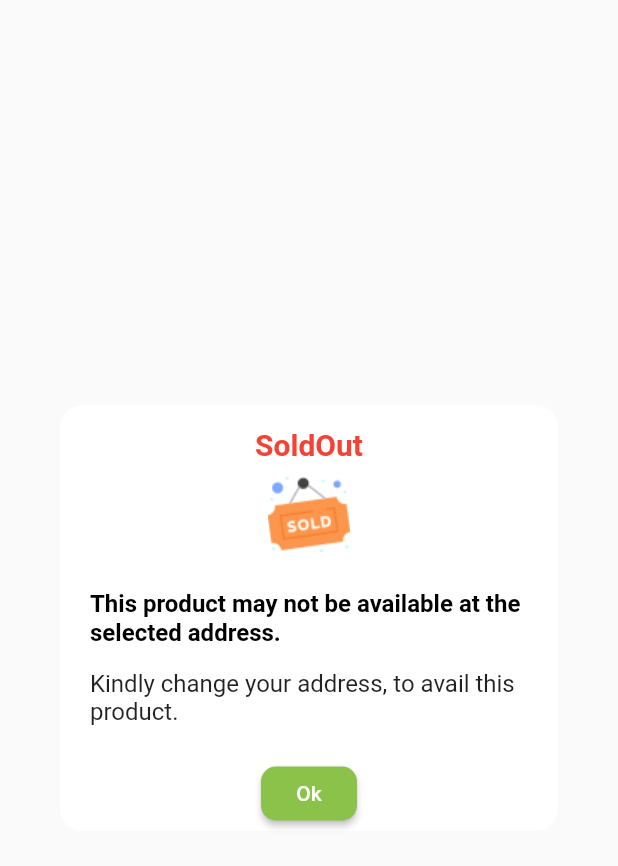
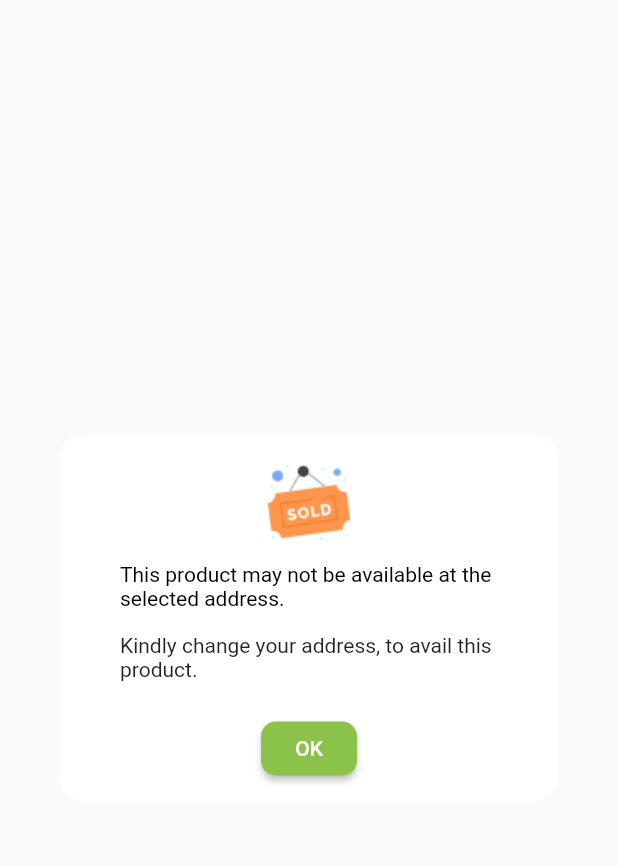
Before and after one commit to vaghelachirag/NebulaShoppy, a Flutter app: the SoldOutDialoug widget shown alone on an empty page, opened directly, on a phone screen of 412 x 824 dp. Shown: the top 866 px of the screen. Run offline on Flutter 3.47's test engine with Material 2 defaults, Android fonts, the phone set to English and light mode, and no system bars; our stand-ins replace badges, carousel_slider, community_material_icon, device_info_plus, firebase_core, firebase_messaging and 11 more; missing offline and left inert: flutter_launcher_icons, payumoney_pro_unofficial, simple_connection_checker; accounts and stored records are empty; network calls fail.

Commit message:
working on final chages

```diff
--- a/lib/screen/categorylist.dart
+++ b/lib/screen/categorylist.dart
@@ -471,7 +471,7 @@ class _CategoryListState extends State<CategoryList>
         itemBuilder: (context, index) {
           return Center(
               child: Container(
-            color: Colors.blueGrey,
+            color: Colors.white,
             margin: EdgeInsets.all(0),
             padding: EdgeInsets.fromLTRB(0, 0, 0, 0),
             child:
--- a/lib/screen/getmyEWalletHistory.dart
+++ b/lib/screen/getmyEWalletHistory.dart
@@ -101,7 +101,7 @@ class _GetMyEWalletHistoryState extends State<GetMyEWalletHistory>
                         style: TextStyle(
                             color: Colors.black,
                             fontSize: 14,
-                            fontWeight: FontWeight.bold),
+                            fontWeight: FontWeight.w500),
                       )), //Extracting from Map element the value
                       DataCell(Center(
                           child: Text(
--- a/lib/screen/productdetail.dart
+++ b/lib/screen/productdetail.dart
@@ -720,14 +720,14 @@ class _ProductDetailState extends State<ProductDetail> {
               return Column(
                 children: [
                   Padding(
-                      padding: EdgeInsets.all(10),
+                      padding: EdgeInsets.fromLTRB(10, 10, 10, 3),
                       child: Column(
                         children: [
                           Row(
                             mainAxisAlignment: MainAxisAlignment.spaceBetween,
                             children: [
                               setRegularText(
-                                  _listBannerImage[0].name, 16, Colors.red),
+                                  _listBannerImage[0].name, 16, productNameColor),
                               // Text(
                               //   _listBannerImage[0].name,
                               //   style: TextStyle(
@@ -745,7 +745,7 @@ class _ProductDetailState extends State<ProductDetail> {
                           Align(
                             alignment: Alignment.topLeft,
                             child: setItalicText(
-                                str_ShortDescription, 10, Colors.grey),
+                                str_ShortDescription, 12, productDetailColor),
                             // Text(
                             //   str_ShortDescription,
                             //   style: TextStyle(
--- a/lib/screen/tabscreen.dart
+++ b/lib/screen/tabscreen.dart
@@ -133,9 +133,9 @@ class _TabScreenState extends State<TabScreen> {
           items: const [
             BottomNavigationBarItem(icon: Icon(Icons.home), label: 'Home'),
             BottomNavigationBarItem(
-                icon: Icon(FontAwesomeIcons.shippingFast), label: 'My Order'),
+                icon: Icon(FontAwesomeIcons.shippingFast), label: 'My Orders'),
             BottomNavigationBarItem(
-                icon: Icon(FontAwesomeIcons.user), label: 'Account')
+                icon: Icon(FontAwesomeIcons.user), label: 'My Account')
           ],
         ));
   }
@@ -163,7 +163,7 @@ class _TabScreenState extends State<TabScreen> {
           items: const [
             BottomNavigationBarItem(icon: Icon(Icons.home), label: 'Home'),
             BottomNavigationBarItem(
-                icon: Icon(FontAwesomeIcons.user), label: 'Account')
+                icon: Icon(FontAwesomeIcons.user), label: 'My Account')
           ],
         ));
   }
--- a/lib/uttils/constant.dart
+++ b/lib/uttils/constant.dart
@@ -155,6 +155,13 @@ const kGreenColor = Color(0xFFADE9E3);
 const buttonColor = Color(0XFFf0c350);
 const buttonBorderCOlor = Color(0XFF7e6a37);
 const loginButtonColor = Color(0XFFd34836);
+
+const pvtextBg = Color(0xFF2c2cd0);
+const priceColor = Color(0xFFcf1615);
+const orderDetailbg =  Color(0xFF7e7e7e);
+const productNameColor =  Color(0xFF711212);
+const productDetailColor =  Color(0xFF696969);
+const productPriceBg =  Color(0xFFaaaaaa);
 
 // Font Family
 const String Montserrat = "Montserrat";
--- a/lib/uttils/skeletonloader.dart
+++ b/lib/uttils/skeletonloader.dart
@@ -287,7 +287,7 @@ Widget boxProductCatWise(BuildContext context) {
           width: MediaQuery.of(context).size.width ,
           height: MediaQuery.of(context).size.height,
           decoration:
-              BoxDecoration(shape: BoxShape.rectangle, color: Colors.grey),
+              BoxDecoration(shape: BoxShape.rectangle, color: Colors.white),
         ),
       ],
     ),
--- a/lib/widget/soldoutdialoug.dart
+++ b/lib/widget/soldoutdialoug.dart
@@ -28,54 +28,55 @@ class _SoldOutDialougState extends State<SoldOutDialoug> {
         mainAxisSize: MainAxisSize.min,
         children: [
           SizedBox(height: 15),
-          Text(
-            "${widget.title}",
-            style: TextStyle(
-              fontSize: 20.0,
-              fontWeight: FontWeight.bold,
-              color: Colors.red
-            ),
-          ),
-           SizedBox(height: 10),
+          // Text(
+          //   "${widget.title}",
+          //   style: TextStyle(
+          //     fontSize: 20.0,
+          //     fontWeight: FontWeight.bold,
+          //     color: Colors.red
+          //   ),
+          // ),
+           SizedBox(height: 5),
            Image.asset('assets/images/soldout.png',fit: BoxFit.contain,),
-          SizedBox(height: 15),
+          SizedBox(height: 5),
           Container(
-            margin: EdgeInsets.fromLTRB(10, 5, 10, 0),
-            padding:  EdgeInsets.fromLTRB(10, 5, 10, 0),
+            margin: EdgeInsets.fromLTRB(20, 5, 20, 0),
+            padding:  EdgeInsets.fromLTRB(20, 5, 20, 0),
             width: MediaQuery.of(context).size.width,
               child: Center(
                 child: Text(
                   "${widget.description}",
                   style: TextStyle(
-                    fontSize: 16.0,
+                    fontSize: 14.0,
                     color: Colors.black,
-                    fontWeight: FontWeight.bold,
+                    fontWeight: FontWeight.normal,
                   ),
                 ),
             ),
           ),
            Container(
-            margin: EdgeInsets.fromLTRB(10, 10, 10, 0),
-            padding:  EdgeInsets.fromLTRB(10, 5, 10, 0),
+            margin: EdgeInsets.fromLTRB(20, 10, 20, 0),
+            padding:  EdgeInsets.fromLTRB(20, 5, 20, 0),
             width: MediaQuery.of(context).size.width,
               child: Center(
                 child: Text(
                   "Kindly change your address, to avail this product.",
                   style: TextStyle(
-                    fontSize: 16.0,
+                    fontSize: 14.0,
                     fontWeight: FontWeight.normal,
                   ),
                 ),
             ),
           ),
           SizedBox(height: 20),
+          Padding(padding: EdgeInsets.fromLTRB(0, 0, 0, 10),child:
           Container(
             width: MediaQuery.of(context).size.width,
             height: 50,
             child: InkWell(
               borderRadius: BorderRadius.only(
-                bottomLeft: Radius.circular(15.0),
-                bottomRight: Radius.circular(15.0),
+                bottomLeft: Radius.circular(5.0),
+                bottomRight: Radius.circular(5.0),
               ),
               highlightColor: Colors.grey[200],
               onTap: () {
@@ -89,11 +90,11 @@ class _SoldOutDialougState extends State<SoldOutDialoug> {
                 onPressed: () {
                 Navigator.of(context).pop();
                 },
-             child: Text('Ok'),
+             child: Text('OK'),
                ),
               ),
             ),
-          ),
+          )),
         ],
       ),
     );
--- a/lib/widget/trending_item.dart
+++ b/lib/widget/trending_item.dart
@@ -143,14 +143,14 @@ class TrendingItem extends StatelessWidget {
             padding: EdgeInsets.only(top: 3),
             child: Row(
               children: <Widget>[
-                setBoldText(removeDecimalAmount(product.price), 12, Colors.red),
+                setBoldText(removeDecimalAmount(product.price), 14, priceColor),
                 Padding(
                     padding: EdgeInsets.only(left: 3),
                     child: Text(
                      removeDecimalAmount(product.mrp),
                       style: TextStyle(
-                          color: Colors.grey,
-                          fontSize: 10,
+                          color: productPriceBg,
+                          fontSize: 12,
                           fontFamily: EmberItalic,
                           decoration: TextDecoration.lineThrough),
                     ))
```
Also changed, not shown: lib/screen/mycartlist.dart (+10 -9 lines), lib/widget/cartitemwidget.dart (+8 -8 lines).
